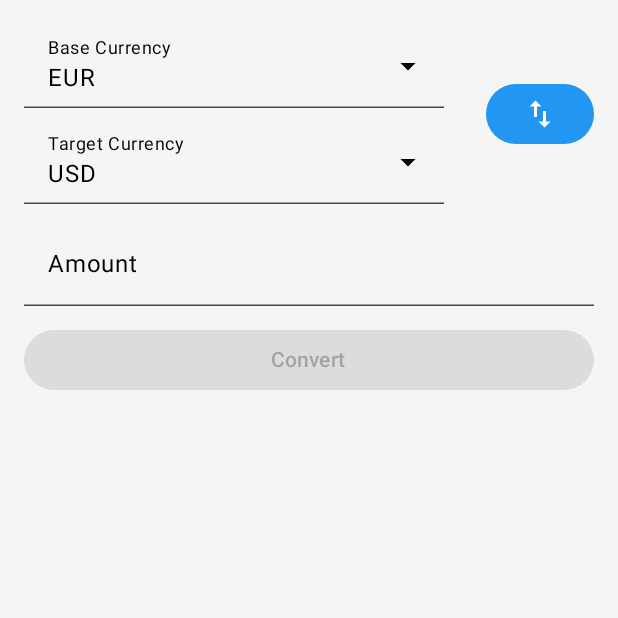
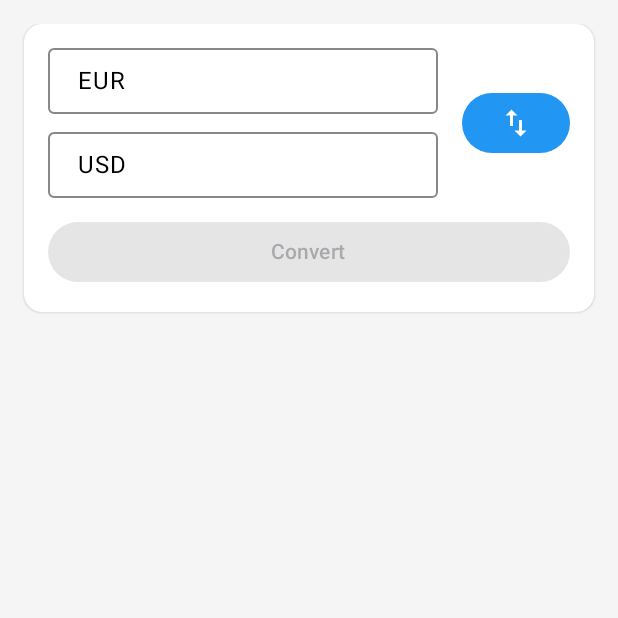
Before and after one commit to Alex-Cambrini/money-rate, an Android app built with Jetpack Compose: the composable HomeScreen shown on its own in the app's theme, on a phone screen of 412 x 824 dp, the top half of it. Run offline under Robolectric (Android 15) with nearby library versions, the phone set to English and light mode, and no system bars.

Commit message:
refactor HomeScreen UI and logic: - integrate CurrencyInputRow for cleaner input layout - add animated swap functionality for currencies and amounts - auto-fill converted amount on result update - remove legacy dropdown + input logic

```diff
--- /dev/null
+++ b/composeui/src/main/java/it/unibo/composeui/components/CurrencyInputRow.kt
@@ -0,0 +1,92 @@
+package it.unibo.composeui.components
+
+import androidx.compose.foundation.border
+import androidx.compose.foundation.clickable
+import androidx.compose.foundation.layout.Box
+import androidx.compose.foundation.layout.Row
+import androidx.compose.foundation.layout.fillMaxWidth
+import androidx.compose.foundation.layout.padding
+import androidx.compose.foundation.shape.RoundedCornerShape
+import androidx.compose.foundation.text.BasicTextField
+import androidx.compose.foundation.text.KeyboardOptions
+import androidx.compose.material3.DropdownMenu
+import androidx.compose.material3.DropdownMenuItem
+import androidx.compose.material3.MaterialTheme
+import androidx.compose.material3.Text
+import androidx.compose.runtime.Composable
+import androidx.compose.runtime.getValue
+import androidx.compose.runtime.mutableStateOf
+import androidx.compose.runtime.remember
+import androidx.compose.runtime.setValue
+import androidx.compose.ui.Alignment
+import androidx.compose.ui.Modifier
+import androidx.compose.ui.graphics.Color
+import androidx.compose.ui.text.input.KeyboardType
+import androidx.compose.ui.text.input.TextFieldValue
+import androidx.compose.ui.text.style.TextAlign
+import androidx.compose.ui.unit.dp
+
+
+@Composable
+@androidx.compose.ui.tooling.preview.Preview(showBackground = true)
+fun CurrencyInputRowPreview() {
+    CurrencyInputRow(
+        currency = "EUR",
+        onCurrencyChange = {},
+        androidx.compose.ui.text.input.TextFieldValue("100"),
+        onAmountChange = {},
+        currencies = listOf("EUR" to "Euro", "USD" to "Dollar")
+    )
+}
+
+@Composable
+fun CurrencyInputRow(
+    currency: String,
+    onCurrencyChange: (String) -> Unit,
+    amount: TextFieldValue,
+    onAmountChange: (TextFieldValue) -> Unit,
+    currencies: List<Pair<String, String>>,
+    modifier: Modifier = Modifier
+) {
+    var expanded by remember { mutableStateOf(false) }
+
+    Row(
+        modifier
+            .fillMaxWidth()
+            .border(1.dp, Color.Gray, RoundedCornerShape(4.dp))
+            .padding(
+                horizontal = 20.dp,
+                vertical = 10.dp
+            ),
+        verticalAlignment = Alignment.CenterVertically
+    ) {
+
+        Box(modifier = Modifier
+            .weight(1f)
+            .clickable { expanded = true }
+        ) {
+            Text(currency, style = MaterialTheme.typography.bodyLarge)
+            DropdownMenu(expanded, { expanded = false }) {
+                currencies.forEach { (code, name) ->
+                    DropdownMenuItem(
+                        text = { Text("$code – $name") },
+                        onClick = {
+                            onCurrencyChange(code)
+                            expanded = false
+                        }
+                    )
+                }
+            }
+        }
+
+        BasicTextField(
+            value = amount,
+            onValueChange = onAmountChange,
+            singleLine = true,
+            keyboardOptions = KeyboardOptions(keyboardType = KeyboardType.Number),
+            textStyle = MaterialTheme.typography.bodyLarge.copy(textAlign = TextAlign.End),
+            modifier = Modifier
+                .weight(1f)
+        )
+    }
+}
--- a/composeui/src/main/java/it/unibo/composeui/screens/HomeScreen.kt
+++ b/composeui/src/main/java/it/unibo/composeui/screens/HomeScreen.kt
@@ -1,5 +1,6 @@
 package it.unibo.composeui.screens
 
+import androidx.compose.animation.core.animateFloatAsState
 import androidx.compose.foundation.Canvas
 import androidx.compose.foundation.background
 import androidx.compose.foundation.isSystemInDarkTheme
@@ -12,13 +13,16 @@ import androidx.compose.foundation.layout.fillMaxWidth
 import androidx.compose.foundation.layout.height
 import androidx.compose.foundation.layout.padding
 import androidx.compose.foundation.layout.width
-import androidx.compose.foundation.layout.wrapContentSize
+import androidx.compose.foundation.layout.wrapContentWidth
 import androidx.compose.foundation.rememberScrollState
+import androidx.compose.foundation.shape.RoundedCornerShape
 import androidx.compose.foundation.text.KeyboardOptions
 import androidx.compose.foundation.verticalScroll
 import androidx.compose.material.icons.Icons
 import androidx.compose.material.icons.filled.SwapVert
 import androidx.compose.material3.Button
+import androidx.compose.material3.Card
+import androidx.compose.material3.CardDefaults
 import androidx.compose.material3.DropdownMenuItem
 import androidx.compose.material3.ExperimentalMaterial3Api
 import androidx.compose.material3.ExposedDropdownMenuBox
@@ -38,15 +42,20 @@ import androidx.compose.runtime.remember
 import androidx.compose.runtime.setValue
 import androidx.compose.ui.Alignment
 import androidx.compose.ui.Modifier
+import androidx.compose.ui.draw.rotate
 import androidx.compose.ui.geometry.Offset
 import androidx.compose.ui.geometry.Size
 import androidx.compose.ui.graphics.nativeCanvas
 import androidx.compose.ui.graphics.toArgb
 import androidx.compose.ui.platform.LocalFocusManager
 import androidx.compose.ui.res.stringResource
+import androidx.compose.ui.text.TextRange
 import androidx.compose.ui.text.input.KeyboardType
+import androidx.compose.ui.text.input.TextFieldValue
+import androidx.compose.ui.unit.dp
 import androidx.lifecycle.compose.collectAsStateWithLifecycle
 import it.unibo.composeui.R
+import it.unibo.composeui.components.CurrencyInputRow
 import it.unibo.composeui.theme.Background
 import it.unibo.composeui.theme.DarkBackground
 import it.unibo.composeui.theme.Dimens
@@ -58,17 +67,30 @@ fun HomeScreen(viewModel: HomeViewModel) {
     val result by viewModel.result.collectAsStateWithLifecycle(null)
     val top10Rates by viewModel.top10Rates.collectAsStateWithLifecycle(emptyMap())
     val availableCurrencies by viewModel.currencies.collectAsStateWithLifecycle(emptyList())
+    var convertClicked by remember { mutableStateOf(false) }
 
     var baseCurrency by remember { mutableStateOf("EUR") }
     var targetCurrency by remember { mutableStateOf("USD") }
-    var baseExpanded by remember { mutableStateOf(false) }
-    var targetExpanded by remember { mutableStateOf(false) }
+    var baseAmount by remember { mutableStateOf(TextFieldValue(amount)) }
+    var targetAmount by remember { mutableStateOf(TextFieldValue("")) }
 
     val focusManager = LocalFocusManager.current
     val scrollState = rememberScrollState()
 
+    var rotated by remember { mutableStateOf(false) }
+    val rotation by animateFloatAsState(if (rotated) 180f else 0f)
+
     LaunchedEffect(Unit) {
         viewModel.loadInitialData()
+    }
+
+    LaunchedEffect(result, convertClicked) {
+        if (convertClicked && result != null) {
+            val formatter = java.text.NumberFormat.getNumberInstance(java.util.Locale.ITALY)
+            formatter.maximumFractionDigits = 4
+            targetAmount = TextFieldValue(formatter.format(result))
+            convertClicked = false
+        }
     }
 
     Scaffold { padding ->
@@ -80,70 +102,98 @@ fun HomeScreen(viewModel: HomeViewModel) {
                 .verticalScroll(scrollState),
             verticalArrangement = Arrangement.spacedBy(Dimens.sectionSpacing)
         ) {
+            Card(
+                modifier = Modifier.fillMaxWidth(),
+                shape = RoundedCornerShape(12.dp),
+                colors = CardDefaults.cardColors(containerColor = MaterialTheme.colorScheme.onPrimary),
+                elevation = CardDefaults.cardElevation(1.dp)
+            ) {
+                Column(
+                    modifier = Modifier.padding(16.dp),
+                    verticalArrangement = Arrangement.spacedBy(12.dp)
+                ) {
                     Row(
-                Modifier.fillMaxWidth(),
-                verticalAlignment = Alignment.CenterVertically
+                        modifier = Modifier.fillMaxWidth(),
+                        verticalAlignment = Alignment.CenterVertically,
+                        horizontalArrangement = Arrangement.Center
                     ) {
-                Column(Modifier.weight(1f), verticalArrangement = Arrangement.spacedBy(Dimens.elementSpacing)) {
-                    CurrencyDropdown(
-                        label = stringResource(R.string.base_currency),
-                        selectedCurrency = baseCurrency,
-                        expanded = baseExpanded,
-                        onExpandedChange = {
-                            baseExpanded = it
-                            if (it) focusManager.clearFocus(true)
+                        Column(
+                            modifier = Modifier.weight(1f),
+                            verticalArrangement = Arrangement.spacedBy(12.dp)
+                        ) {
+                            CurrencyInputRow(
+                                currency = baseCurrency,
+                                amount = baseAmount,
+                                onCurrencyChange = { baseCurrency = it },
+                                onAmountChange = { newTextValue ->
+                                    baseAmount = newTextValue
+                                    viewModel.updateAmount(newTextValue.text)
                                 },
-                        onCurrencySelected = {
-                            baseCurrency = it
-                            baseExpanded = false
+                                currencies = availableCurrencies
+                            )
+
+
+                            CurrencyInputRow(
+                                currency = targetCurrency,
+                                onCurrencyChange = {
+                                    targetCurrency = it
+                                    focusManager.clearFocus(true)
                                 },
-                        currencies = availableCurrencies,
-                        modifier = Modifier.fillMaxWidth()
-                    )
-                    CurrencyDropdown(
-                        label = stringResource(R.string.target_currency),
-                        selectedCurrency = targetCurrency,
-                        expanded = targetExpanded,
-                        onExpandedChange = {
-                            targetExpanded = it
-                            if (it) focusManager.clearFocus(true)
+                                amount = targetAmount,
+                                onAmountChange = {
+                                    targetAmount = it
+                                    viewModel.updateAmount(it.text)
                                 },
-                        onCurrencySelected = {
-                            targetCurrency = it
-                            targetExpanded = false
-                        },
-                        currencies = availableCurrencies,
-                        modifier = Modifier.fillMaxWidth()
+                                currencies = availableCurrencies
                             )
                         }
-                Spacer(Modifier.width(Dimens.elementSpacing))
-                Button(
-                    onClick = {
+
+                        Spacer(modifier = Modifier.width(16.dp))
+
+                        Column(
+                            verticalArrangement = Arrangement.Center,
+                            horizontalAlignment = Alignment.CenterHorizontally,
+                            modifier = Modifier.wrapContentWidth()
+                        ) {
+                            Button(onClick = {
+                                rotated = !rotated
                                 baseCurrency = targetCurrency.also { targetCurrency = baseCurrency }
+
+                                val tempAmount = baseAmount
+                                baseAmount = TextFieldValue(targetAmount.text, TextRange(targetAmount.text.length))
+                                targetAmount = TextFieldValue(tempAmount.text, TextRange(tempAmount.text.length))
+
+                                viewModel.resetResult()
+                                viewModel.updateAmount(baseAmount.text)
                                 viewModel.loadRate(baseCurrency, targetCurrency)
-                    },
-                    modifier = Modifier.wrapContentSize().align(Alignment.CenterVertically)
-                ) {
-                    Icon(Icons.Filled.SwapVert, contentDescription = stringResource(R.string.swap_currencies))
+                            })  {
+                                Icon(
+                                    Icons.Filled.SwapVert,
+                                    contentDescription = stringResource(R.string.swap_currencies),
+                                    modifier = Modifier.rotate(rotation)
+                                )
+                            }
                         }
                     }
 
-            AmountInput(amount, onAmountChange = { if (it.all { ch -> ch.isDigit() || ch == '.' }) viewModel.updateAmount(it) })
-
-            ConvertButton(enabled = amount.toDoubleOrNull() != null) {
+                    ConvertButton(enabled = baseAmount.text.replace(',', '.').toDoubleOrNull() != null) {
+                        println("Convert clicked: baseAmount=$baseAmount, baseCurrency=$baseCurrency, targetCurrency=$targetCurrency")
+                        convertClicked = true
                         viewModel.loadRate(baseCurrency, targetCurrency)
                     }
-
-            ResultDisplay(result, amount, baseCurrency, targetCurrency)
+                }
+            }
 
             if (top10Rates.isNotEmpty()) {
-                Text(stringResource(R.string.ordered_by_strength), style = MaterialTheme.typography.titleMedium)
+                Text(
+                    stringResource(R.string.ordered_by_strength),
+                    style = MaterialTheme.typography.titleMedium
+                )
                 CurrencyBarChart(top10Rates)
             }
         }
     }
 }
-
 
 @OptIn(ExperimentalMaterial3Api::class)
 @Composable
```
Lines whose indentation alone changed are shown as unchanged.
